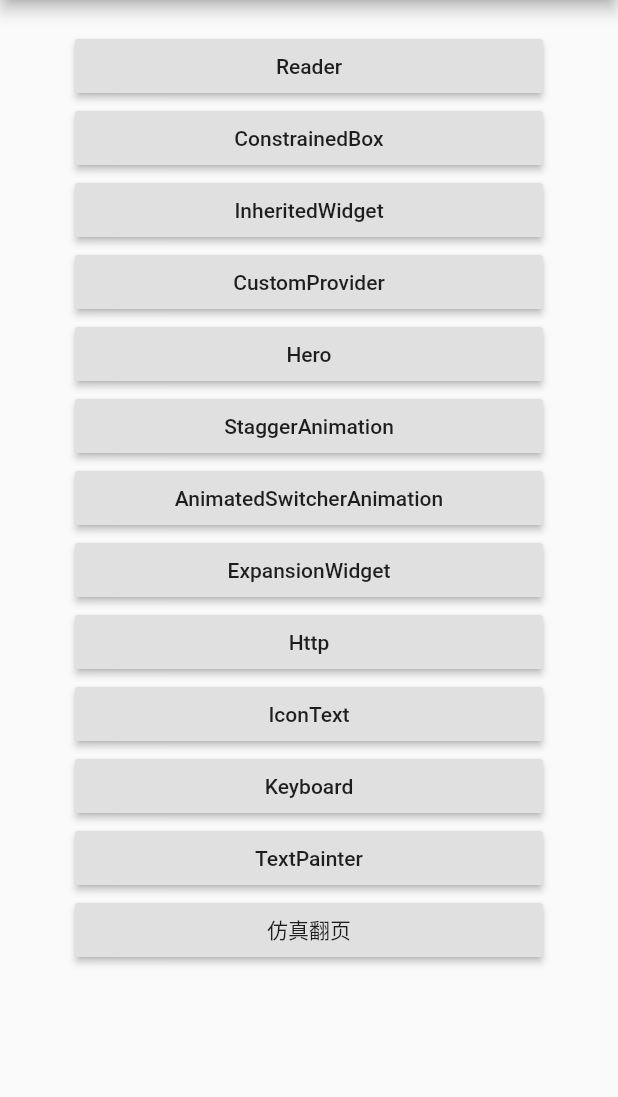
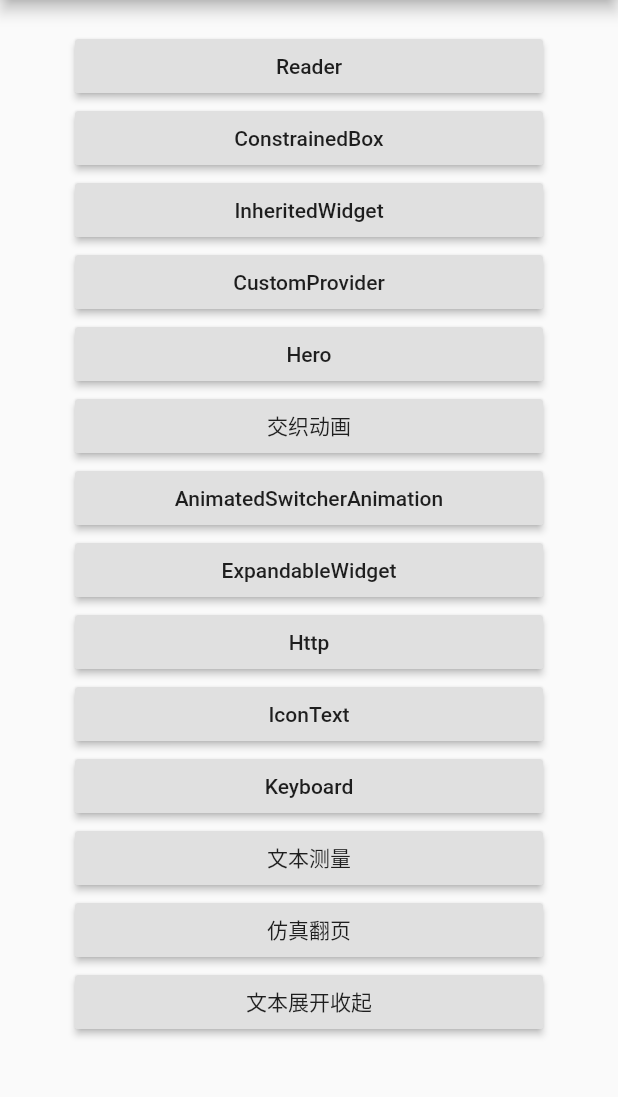
Before and after one commit to huyongli/FlutterKit, a Flutter app: the screen it shows after launch, on a phone screen of 412 x 824 dp, the part 84-1181 px from its top. Run offline on Flutter 3.47's test engine with Material 2 defaults, Android fonts, the phone set to English and light mode, and no system bars; our stand-ins replace dio.

Commit message:
add expandable text expand animation and sample

```diff
--- a/example/lib/demo/demo_expansion_widget.dart
+++ b/example/lib/demo/demo_expandable_widget.dart
@@ -1,8 +1,8 @@
 import 'package:example/common/common_page.dart';
 import 'package:flutter/material.dart';
-import 'package:laohu_kit/widget/expansion_widget.dart';
+import 'package:laohu_kit/widget/expandable_widget.dart';
 
-class DemoExpansionWidget extends StatelessWidget {
+class DemoExpandableWidget extends StatelessWidget {
 
   @override
   Widget build(BuildContext context) {
@@ -27,7 +27,7 @@ class DemoExpansionWidget extends StatelessWidget {
   }
 
   Widget _buildFixedUpExpansionWidget(BuildContext context) {
-    return ExpansionWidget(
+    return ExpandableWidget(
       fixedWidget: Container(
         alignment: Alignment.center,
         width: double.infinity,
@@ -57,7 +57,7 @@ class DemoExpansionWidget extends StatelessWidget {
   }
 
   Widget _buildFixedDownExpansionWidget(BuildContext context) {
-    return ExpansionWidget(
+    return ExpandableWidget(
       fixedWidget: Container(
         alignment: Alignment.center,
         width: double.infinity,
@@ -88,7 +88,7 @@ class DemoExpansionWidget extends StatelessWidget {
   }
 
   Widget _buildFixedLeftExpansionWidget(BuildContext context) {
-    return ExpansionWidget(
+    return ExpandableWidget(
       fixedWidget: Container(
         alignment: Alignment.center,
         color: Colors.red,
@@ -118,7 +118,7 @@ class DemoExpansionWidget extends StatelessWidget {
   }
 
   Widget _buildFixedRightExpansionWidget(BuildContext context) {
-    return ExpansionWidget(
+    return ExpandableWidget(
       fixedWidget: Container(
         alignment: Alignment.center,
         color: Colors.lightGreen,
--- a/example/lib/route_config.dart
+++ b/example/lib/route_config.dart
@@ -1,4 +1,5 @@
-import 'package:example/demo/demo_expansion_widget.dart';
+import 'package:example/demo/demo_expandable_text.dart';
+import 'package:example/demo/demo_expandable_widget.dart';
 import 'package:example/demo/demo_http/demo_http.dart';
 import 'package:example/demo/demo_icon_text.dart';
 import 'package:example/demo/demo_keyboard.dart';
@@ -20,13 +21,14 @@ class RouteNames {
   static const String inheritedWidgetPage = 'InheritedWidget';
   static const String customProviderPage = 'CustomProvider';
   static const String heroPage = 'Hero';
-  static const String staggerAnimationPage = 'StaggerAnimation';
+  static const String staggerAnimationPage = '交织动画';
   static const String animatedSwitcherPage = 'AnimatedSwitcherAnimation';
-  static const String expansionPage = 'ExpansionWidget';
+  static const String expansionPage = 'ExpandableWidget';
   static const String httpPage = 'Http';
   static const String iconTextPage = 'IconText';
   static const String keyboard = 'Keyboard';
-  static const String textPainter = 'TextPainter';
+  static const String textPainter = '文本测量';
+  static const String expandCollapsePage = '文本展开收起';
   static const String simulationPage = '仿真翻页';
 }
 
@@ -39,11 +41,12 @@ class RouteConfig {
     RouteNames.heroPage: (BuildContext context) => HeroAnimationRoute(),
     RouteNames.staggerAnimationPage: (BuildContext context) => StaggerAnimationPage(),
     RouteNames.animatedSwitcherPage: (BuildContext context) => DemoAnimatedSwitcher(),
-    RouteNames.expansionPage: (BuildContext context) => DemoExpansionWidget(),
+    RouteNames.expansionPage: (BuildContext context) => DemoExpandableWidget(),
     RouteNames.httpPage: (BuildContext context) => DemoHttp(),
     RouteNames.iconTextPage: (BuildContext context) => DemoIconText(),
     RouteNames.keyboard: (BuildContext context) => DemoKeyBoard(),
     RouteNames.textPainter: (BuildContext context) => DemoTextPainter(),
     RouteNames.simulationPage: (BuildContext context) => DemoSimulationPage(),
+    RouteNames.expandCollapsePage: (BuildContext context) => DemoExpandableText(),
   };
 }
--- a/lib/laohu_kit.dart
+++ b/lib/laohu_kit.dart
@@ -29,9 +29,11 @@ export 'util/regex_util.dart';
 export 'util/ui_util.dart';
 export 'util/text_measure_util.dart';
 
-export 'widget/expansion_widget.dart';
-export 'widget/icon_text.dart';
 export 'widget/page_state/page_state.dart';
 export 'widget/page_state/page_state_widget.dart';
 export 'widget/page_state/page_state_widget_factory.dart';
 export 'widget/page_state/page_state_widget_providing.dart';
+
+export 'widget/expandable_widget.dart';
+export 'widget/expandable_text.dart';
+export 'widget/icon_text.dart';
--- a/lib/widget/expansion_widget.dart
+++ b/lib/widget/expandable_widget.dart
@@ -1,7 +1,7 @@
 import 'package:flutter/material.dart';
 
-class ExpansionWidget extends StatefulWidget {
-  const ExpansionWidget({
+class ExpandableWidget extends StatefulWidget {
+  const ExpandableWidget({
     Key key,
     @required this.fixedWidget,
     this.children = const <Widget>[],
@@ -9,7 +9,7 @@ class ExpansionWidget extends StatefulWidget {
     this.childrenCrossAxisAlignment = CrossAxisAlignment.center,
     this.childrenMainAxisAlignment = MainAxisAlignment.start,
     this.initiallyExpanded = false,
-    this.onExpansionChanged,
+    this.onExpandChanged,
   })  : assert(fixedWidget != null),
         assert(fixedWidgetDirection != null),
         assert(childrenCrossAxisAlignment != null),
@@ -34,15 +34,15 @@ class ExpansionWidget extends StatefulWidget {
   final MainAxisAlignment childrenMainAxisAlignment;
 
   /// Called when the tile expands or collapses.
-  final ValueChanged<bool> onExpansionChanged;
+  final ValueChanged<bool> onExpandChanged;
 
   final bool initiallyExpanded;
 
   @override
-  _ExpansionWidgetState createState() => _ExpansionWidgetState();
+  _ExpandableWidgetState createState() => _ExpandableWidgetState();
 }
 
-class _ExpansionWidgetState extends State<ExpansionWidget> with SingleTickerProviderStateMixin {
+class _ExpandableWidgetState extends State<ExpandableWidget> with SingleTickerProviderStateMixin {
   static final Animatable<double> _easeInTween = CurveTween(curve: Curves.easeIn);
 
   AnimationController _controller;
@@ -85,7 +85,7 @@ class _ExpansionWidgetState extends State<ExpansionWidget> with SingleTickerProv
       }
       PageStorage.of(context)?.writeState(context, _isExpanded);
     });
-    if (widget.onExpansionChanged != null) widget.onExpansionChanged(_isExpanded);
+    if (widget.onExpandChanged != null) widget.onExpandChanged(_isExpanded);
   }
 
   Widget _buildFixedWidget(BuildContext context, Widget child) {
```
Also changed, not shown: example/lib/demo/demo_expandable_text.dart (added, +27 -0 lines), lib/widget/expandable_text.dart (+28 -8 lines).
